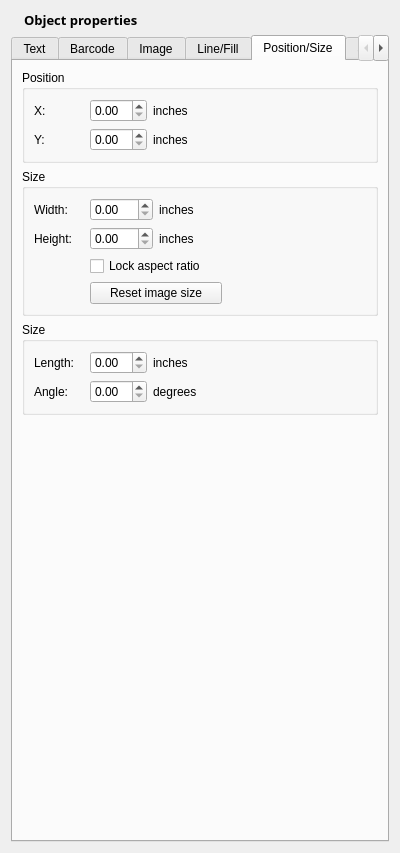
Before: the Qt Designer form glabels/ui/ObjectEditor.ui in jimevins/glabels-qt, drawn with Qt 5.
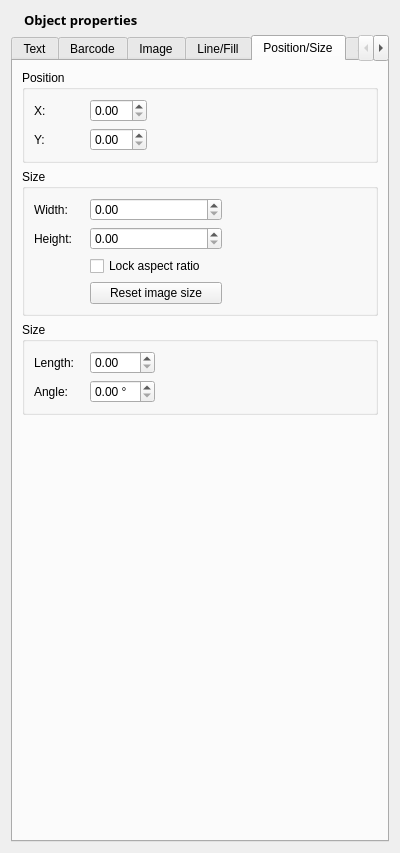
After: the same form once the commit is applied. The open tabs and pages were chosen to show the change. Icons and pictures are not drawn. Custom widgets are drawn as their Qt base class.

Commit message: Object editor now follows Settings::units().

What changed in the file:
```diff
--- a/glabels/ui/ObjectEditor.ui
+++ b/glabels/ui/ObjectEditor.ui
@@ -1022,13 +1022,6 @@
               <item>
                <widget class="QDoubleSpinBox" name="posXSpin"/>
               </item>
-              <item>
-               <widget class="QLabel" name="posXUnitsLabel">
-                <property name="text">
-                 <string>inches</string>
-                </property>
-               </widget>
-              </item>
              </layout>
             </item>
             <item row="1" column="0">
@@ -1049,13 +1042,6 @@
               <item>
                <widget class="QDoubleSpinBox" name="posYSpin"/>
               </item>
-              <item>
-               <widget class="QLabel" name="posYUnitsLabel">
-                <property name="text">
-                 <string>inches</string>
-                </property>
-               </widget>
-              </item>
              </layout>
             </item>
            </layout>
@@ -1102,13 +1088,6 @@
               <item>
                <widget class="QDoubleSpinBox" name="sizeWSpin"/>
               </item>
-              <item>
-               <widget class="QLabel" name="sizeWUnitsLabel">
-                <property name="text">
-                 <string>inches</string>
-                </property>
-               </widget>
-              </item>
              </layout>
             </item>
             <item row="1" column="0">
@@ -1129,13 +1108,6 @@
               <item>
                <widget class="QDoubleSpinBox" name="sizeHSpin"/>
               </item>
-              <item>
-               <widget class="QLabel" name="sizeHUnitsLabel">
-                <property name="text">
-                 <string>inches</string>
-                </property>
-               </widget>
-              </item>
              </layout>
             </item>
             <item row="2" column="1">
@@ -1212,13 +1184,6 @@
               <item>
                <widget class="QDoubleSpinBox" name="sizeLineLengthSpin"/>
               </item>
-              <item>
-               <widget class="QLabel" name="sizeLineLengthUnitsLabel">
-                <property name="text">
-                 <string>inches</string>
-                </property>
-               </widget>
-              </item>
              </layout>
             </item>
             <item row="1" column="0">
@@ -1237,12 +1202,9 @@
             <item row="1" column="1">
              <layout class="QHBoxLayout" name="horizontalLayout_14">
               <item>
-               <widget class="QDoubleSpinBox" name="sizeLineAngleSpin"/>
-              </item>
-              <item>
-               <widget class="QLabel" name="label_36">
-                <property name="text">
-                 <string>degrees</string>
+               <widget class="QDoubleSpinBox" name="sizeLineAngleSpin">
+                <property name="suffix">
+                 <string notr="true"> °</string>
                 </property>
                </widget>
               </item>
```
Left out of the diff: 46 changed lines with no effect on the pictures. The commit also changes 2 other files.
